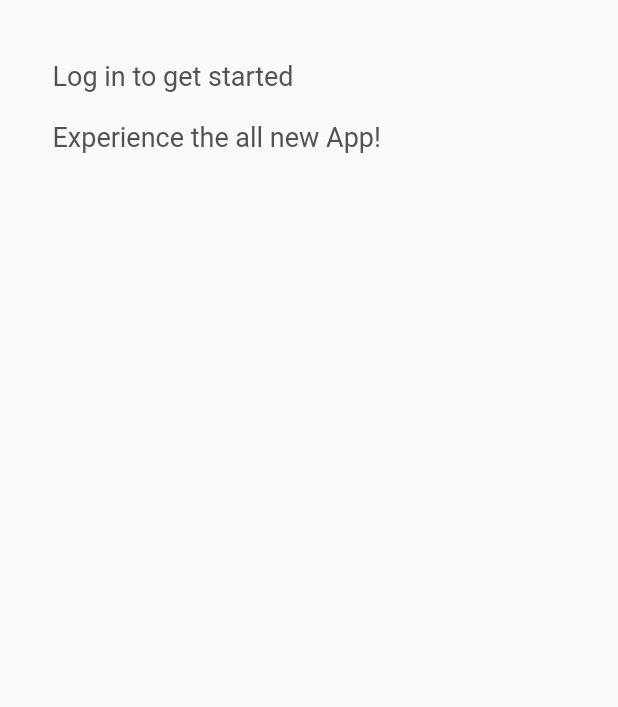
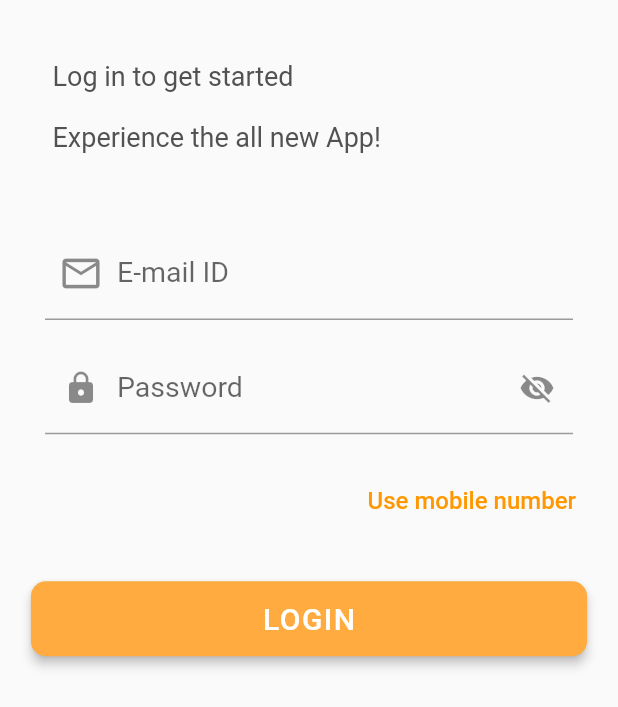
Before and after one commit to Yash-Garg/EasyBuy, a Flutter app: the screen it shows after launch, after a tap on an icon or button, on a phone screen of 412 x 824 dp. Shown: the top 707 px of the screen. Run offline on Flutter 3.47's test engine with Material 2 defaults, Android fonts, the light colour scheme and no system bars; our stand-ins replace cloud_firestore, firebase_auth, firebase_core, get, google_fonts; accounts and stored records are empty; Roboto replaces fonts that are missing (Ubuntu).

Commit message:
Add login page
Signed-off-by: Yash-Garg <yash.garg@outlook.in>

```diff
--- a/lib/screens/login.dart
+++ b/lib/screens/login.dart
@@ -1,4 +1,8 @@
+import 'package:easybuy/helpers/authentication_helper.dart';
+import 'package:easybuy/helpers/validation_helper.dart';
+import 'package:easybuy/widgets/custom_snack.dart';
 import 'package:flutter/material.dart';
+import 'package:get/get.dart';
 
 class LoginScreen extends StatefulWidget {
   @override
@@ -6,6 +10,31 @@ class LoginScreen extends StatefulWidget {
 }
 
 class _LoginScreenState extends State<LoginScreen> {
+  bool _obscureText = true;
+
+  late TextEditingController _emailController;
+  late TextEditingController _passController;
+
+  @override
+  void initState() {
+    super.initState();
+    _emailController = TextEditingController();
+    _passController = TextEditingController();
+  }
+
+  @override
+  void dispose() {
+    _emailController.dispose();
+    _passController.dispose();
+    super.dispose();
+  }
+
+  void _togglePassVisibility() {
+    setState(() {
+      _obscureText = !_obscureText;
+    });
+  }
+
   @override
   Widget build(BuildContext context) {
     return Scaffold(
@@ -32,6 +61,99 @@ class _LoginScreenState extends State<LoginScreen> {
                 ],
               ),
             ),
+            Padding(
+              padding: EdgeInsets.only(left: 30, right: 30, top: 30),
+              child: Column(
+                children: [
+                  TextFormField(
+                    cursorColor: Colors.black,
+                    style: TextStyle(fontSize: 16),
+                    keyboardType: TextInputType.emailAddress,
+                    controller: _emailController,
+                    autovalidateMode: AutovalidateMode.onUserInteraction,
+                    validator: (input) => isValidEmail(input!)
+                        ? null
+                        : 'Enter a valid email address',
+                    decoration: InputDecoration(
+                      labelText: 'E-mail ID',
+                      hintText: 'abc@xyz.com',
+                      prefixIcon: Icon(
+                        Icons.email_outlined,
+                        size: 30,
+                      ),
+                    ),
+                  ),
+                  SizedBox(height: 15),
+                  TextFormField(
+                    cursorColor: Colors.black,
+                    style: TextStyle(fontSize: 16),
+                    controller: _passController,
+                    keyboardType: TextInputType.visiblePassword,
+                    obscureText: _obscureText,
+                    autovalidateMode: AutovalidateMode.onUserInteraction,
+                    validator: (input) => isValidPassword(input!)
+                        ? null
+                        : 'Password should be at least 8 characters long',
+                    decoration: InputDecoration(
+                      labelText: 'Password',
+                      hintText: 'xxxxxxxxx',
+                      prefixIcon: Icon(Icons.lock),
+                      suffixIcon: IconButton(
+                        icon: _obscureText
+                            ? Icon(Icons.visibility_off)
+                            : Icon(Icons.visibility),
+                        onPressed: _togglePassVisibility,
+                      ),
+                    ),
+                  ),
+                ],
+              ),
+            ),
+            SizedBox(height: 20),
+            Padding(
+              padding: EdgeInsets.only(right: 20),
+              child: Align(
+                alignment: Alignment.centerRight,
+                child: TextButton(
+                  onPressed: () {},
+                  child: Text(
+                    'Use mobile number',
+                    style: TextStyle(color: Colors.orange, fontSize: 16),
+                  ),
+                ),
+              ),
+            ),
+            SizedBox(height: 30),
+            Column(
+              children: [
+                SizedBox(
+                  width: MediaQuery.of(context).size.width * 0.9,
+                  height: 50,
+                  child: ElevatedButton(
+                    onPressed: () async {
+                      final String email = _emailController.text;
+                      final String pass = _passController.text;
+
+                      if (isValidEmail(email) && isValidPassword(pass)) {
+                        await signInWithEmail(email, pass);
+                      } else {
+                        Get.showSnackbar(
+                          customSnack(
+                              null, 'Please check the entered details.'),
+                        );
+                      }
+                    },
+                    child: Text(
+                      'LOGIN',
+                      style: TextStyle(
+                        fontSize: 20,
+                        letterSpacing: 1,
+                      ),
+                    ),
+                  ),
+                ),
+              ],
+            ),
           ],
         ),
       ),
```
